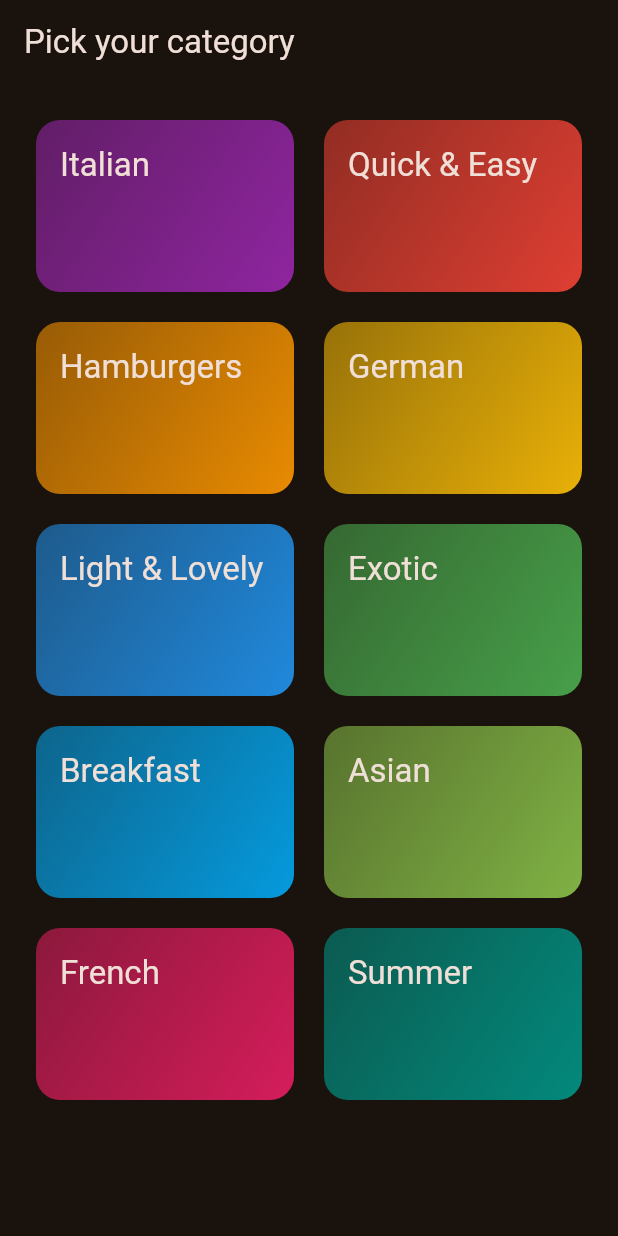
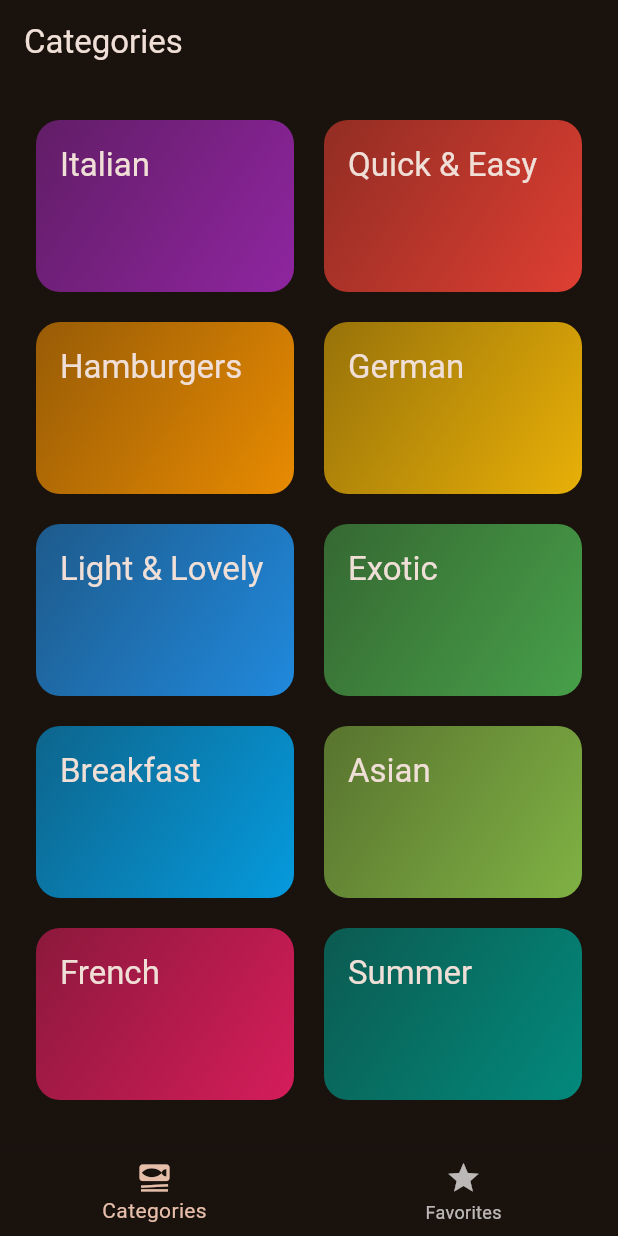
Before and after one commit to Jalo1982/meals, a Flutter app: the screen it shows after launch, on a phone screen of 412 x 824 dp. Run offline on Flutter 3.47's test engine with Material 3 defaults, Android fonts, the phone set to English and light mode, and no system bars; our stand-ins replace transparent_image.

```diff
--- a/lib/main.dart
+++ b/lib/main.dart
@@ -1,5 +1,6 @@
 import 'package:flutter/material.dart';
 import 'package:meals/screens/categories.dart';
+import 'package:meals/screens/tabs.dart';
 //import 'package:google_fonts/google_fonts.dart';
 
 final theme = ThemeData(
@@ -20,9 +21,6 @@ class Meals extends StatelessWidget {
 
   @override
   Widget build(BuildContext context) {
-    return MaterialApp(
-      theme: theme,
-      home: const CategoriesScreen()
-    );
+    return MaterialApp(theme: theme, home: const TabsScreen());
   }
 }
--- a/lib/screens/categories.dart
+++ b/lib/screens/categories.dart
@@ -24,11 +24,7 @@ class CategoriesScreen extends StatelessWidget {
 
   @override
   Widget build(BuildContext context) {
-    return Scaffold(
-      appBar: AppBar(
-        title: const Text('Pick your category'),
-      ),
-      body: GridView(
+    return GridView(
       padding: const EdgeInsets.all(24),
       gridDelegate: const SliverGridDelegateWithFixedCrossAxisCount(
         crossAxisCount: 2,
@@ -45,7 +41,6 @@ class CategoriesScreen extends StatelessWidget {
             },
           )
       ],
-      ),
     );
   }
 }
--- a/lib/screens/meals.dart
+++ b/lib/screens/meals.dart
@@ -6,11 +6,11 @@ import 'package:meals/widgets/meal_item.dart';
 class MealsScreen extends StatelessWidget {
   const MealsScreen({
     super.key,
-    required this.title,
+    this.title,
     required this.meals,
   });
 
-  final String title;
+  final String? title;
   final List<Meal> meals;
 
   void selectMeal(BuildContext context, Meal meal) {
@@ -58,9 +58,12 @@ class MealsScreen extends StatelessWidget {
       );
     }
 
+    if (title == null) {
+      return content;
+    }
     return Scaffold(
       appBar: AppBar(
-        title: Text(title),
+        title: Text(title!),
       ),
       body: content,
     );
--- /dev/null
+++ b/lib/screens/tabs.dart
@@ -0,0 +1,51 @@
+import 'package:flutter/material.dart';
+import 'package:meals/screens/categories.dart';
+import 'package:meals/screens/meals.dart';
+
+class TabsScreen extends StatefulWidget {
+  const TabsScreen({super.key});
+
+  @override
+  State<TabsScreen> createState() => _TabsScreenState();
+}
+
+class _TabsScreenState extends State<TabsScreen> {
+  int _selectedPageIndex = 0;
+
+  void _selectPage(int index) {
+    setState(() {
+      _selectedPageIndex = index;
+    });
+  }
+
+  @override
+  Widget build(BuildContext context) {
+    Widget activePage = const CategoriesScreen();
+    var activePagetitle = 'Categories';
+
+    if (_selectedPageIndex == 1) {
+      activePage = const MealsScreen(meals: []);
+      activePagetitle = 'Your Favorites';
+    }
+
+    return Scaffold(
+      appBar: AppBar(
+        title: Text(activePagetitle),
+      ),
+      body: activePage,
+      bottomNavigationBar: BottomNavigationBar(
+          onTap: _selectPage,
+          currentIndex: _selectedPageIndex,
+          items: const [
+            BottomNavigationBarItem(
+              icon: Icon(Icons.set_meal),
+              label: 'Categories',
+            ),
+            BottomNavigationBarItem(
+              icon: Icon(Icons.star),
+              label: 'Favorites',
+            ),
+          ]),
+    );
+  }
+}
```
Lines whose indentation alone changed are shown as unchanged.
